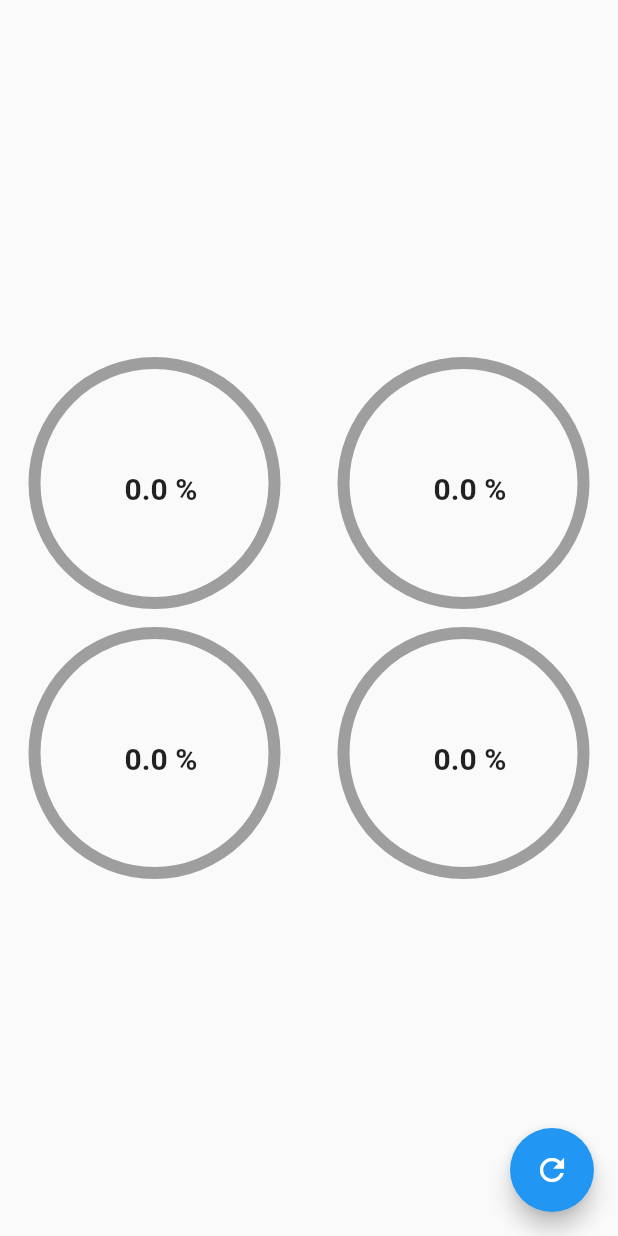
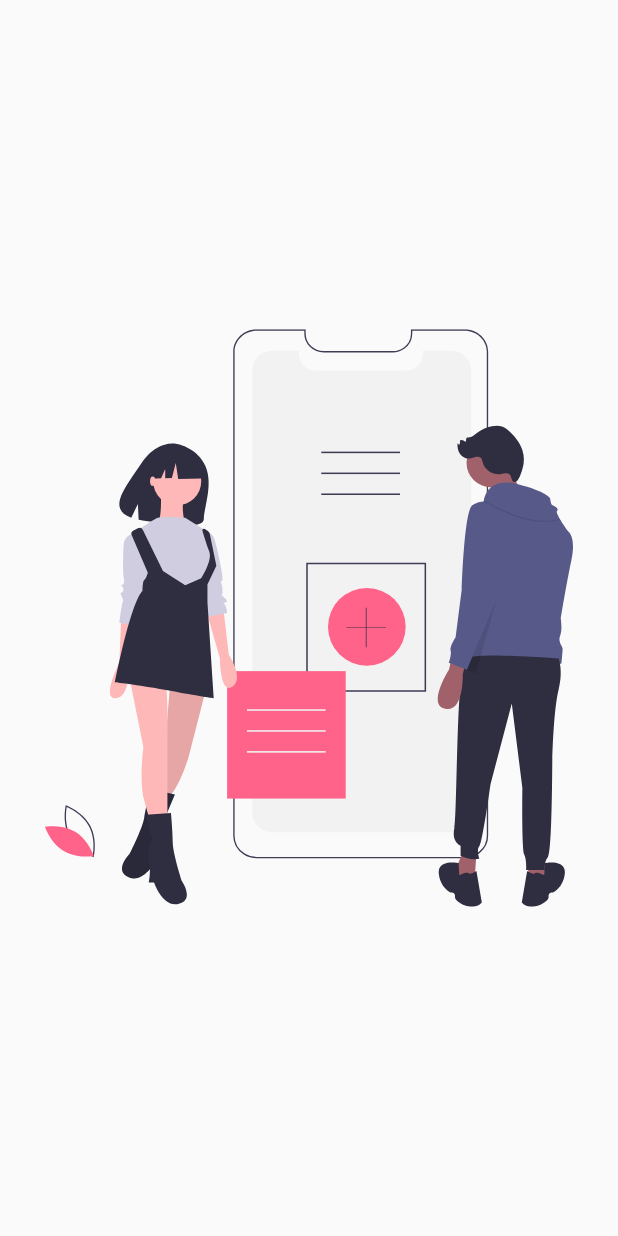
Before and after one commit to OdaFra/Disenhos_profesionales_y_animaciones, a Flutter app: the screen it shows after launch, on a phone screen of 412 x 824 dp. Run offline on Flutter 3.47's test engine with Material 2 defaults, Android fonts, the phone set to English and light mode, and no system bars; our stand-ins replace flutter_svg.

Commit message:
Creando un SlideShow

```diff
--- a/lib/main.dart
+++ b/lib/main.dart
@@ -1,5 +1,6 @@
-import 'package:disenos_app/src/pages/graficasCirulares_page.dart';
+import 'package:disenos_app/src/pages/slideshow_page.dart';
 import 'package:flutter/material.dart';
+//import 'package:disenos_app/src/pages/graficasCirulares_page.dart';
 //import 'package:disenos_app/src/labs/circularProgress_page.dart';
 //import 'package:disenos_app/src/retos/cuadradoAnimado_page.dart';
 
@@ -13,6 +14,6 @@ class MyApp extends StatelessWidget {
     return const MaterialApp(
         title: 'Diseños APP',
         debugShowCheckedModeBanner: false,
-        home: GraficaCircularesPage());
+        home: SlideShowPage());
   }
 }
--- a/lib/src/pages/graficasCirulares_page.dart
+++ b/lib/src/pages/graficasCirulares_page.dart
@@ -1,3 +1,4 @@
+// ignore: file_names
 import 'package:disenos_app/src/widgets/radialProgress.dart';
 import 'package:flutter/material.dart';
 
@@ -17,7 +18,7 @@ class _GraficaCircularesPageState extends State<GraficaCircularesPage> {
         child: const Icon(Icons.refresh),
         onPressed: () {
           setState(() {
-            porcentaje += 10;
+            porcentaje += 5;
             if (porcentaje > 100) {
               porcentaje = 0;
             }
--- /dev/null
+++ b/lib/src/pages/slideshow_page.dart
@@ -0,0 +1,48 @@
+import 'package:flutter/material.dart';
+import 'package:flutter_svg/flutter_svg.dart';
+
+class SlideShowPage extends StatelessWidget {
+  const SlideShowPage({Key? key}) : super(key: key);
+
+  @override
+  Widget build(BuildContext context) {
+    return Scaffold(
+      body: Center(child: _Slides()),
+    );
+  }
+}
+
+// SvgPicture.asset('assets/svgs/slide-5.svg')
+
+class _Slides extends StatelessWidget {
+  const _Slides({Key? key}) : super(key: key);
+
+  @override
+  Widget build(BuildContext context) {
+    return Container(
+      child: PageView(
+        children: const [
+          _Slide('assets/svgs/slide-1.svg'),
+          _Slide('assets/svgs/slide-2.svg'),
+          _Slide('assets/svgs/slide-3.svg'),
+        ],
+      ),
+    );
+  }
+}
+
+class _Slide extends StatelessWidget {
+  final String svg;
+
+  const _Slide(this.svg);
+
+  @override
+  Widget build(BuildContext context) {
+    return Container(
+      width: double.infinity,
+      height: double.infinity,
+      padding: EdgeInsets.all(30),
+      child: SvgPicture.asset(svg),
+    );
+  }
+}
--- a/pubspec.yaml
+++ b/pubspec.yaml
@@ -35,6 +35,7 @@ dependencies:
   # The following adds the Cupertino Icons font to your application.
   # Use with the CupertinoIcons class for iOS style icons.
   cupertino_icons: ^1.0.2
+  flutter_svg: ^1.0.3
 
 dev_dependencies:
   flutter_test:
@@ -59,8 +60,8 @@ flutter:
   uses-material-design: true
 
   # To add assets to your application, add an assets section, like this:
-  # assets:
-  #   - images/a_dot_burr.jpeg
+  assets:
+    - assets/svgs/
   #   - images/a_dot_ham.jpeg
 
   # An image asset can refer to one or more resolution-specific "variants", see
```
Also changed, not shown: assets/svgs/slide-1.svg (added), assets/svgs/slide-2.svg (added), assets/svgs/slide-3.svg (added), assets/svgs/slide-4.svg (added), assets/svgs/slide-5.svg (added), pubspec.lock.
